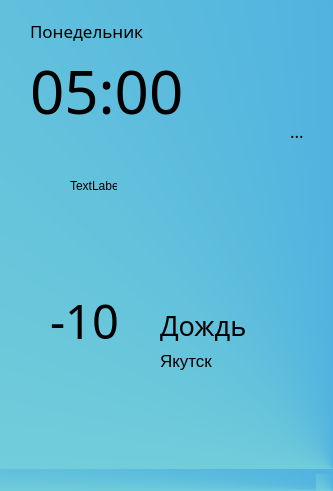
Qt form 5.ui (Animila/PyWeather) before a commit.
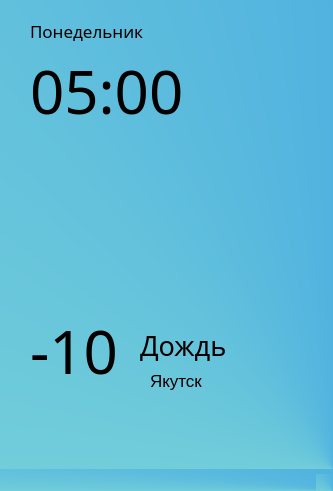
The same form after that commit. Icons and pictures are not drawn.

Diff of the .ui file:
```diff
--- a/5.ui
+++ b/5.ui
@@ -64,46 +64,8 @@
    <widget class="QLabel" name="label_2">
     <property name="geometry">
      <rect>
-      <x>290</x>
-      <y>120</y>
-      <width>41</width>
-      <height>21</height>
-     </rect>
-    </property>
-    <property name="font">
-     <font>
-      <family>Dubai Medium</family>
-      <pointsize>13</pointsize>
-     </font>
-    </property>
-    <property name="styleSheet">
-     <string notr="true">background-color: None;</string>
-    </property>
-    <property name="text">
-     <string>...</string>
-    </property>
-   </widget>
-   <widget class="QLabel" name="label_8">
-    <property name="geometry">
-     <rect>
-      <x>70</x>
-      <y>160</y>
-      <width>47</width>
-      <height>51</height>
-     </rect>
-    </property>
-    <property name="styleSheet">
-     <string notr="true">background-color: None;</string>
-    </property>
-    <property name="text">
-     <string>TextLabel</string>
-    </property>
-   </widget>
-   <widget class="QLabel" name="label_6">
-    <property name="geometry">
-     <rect>
-      <x>160</x>
-      <y>310</y>
+      <x>140</x>
+      <y>330</y>
       <width>91</width>
       <height>31</height>
      </rect>
@@ -124,16 +86,16 @@
    <widget class="QLabel" name="label_5">
     <property name="geometry">
      <rect>
-      <x>50</x>
-      <y>290</y>
-      <width>81</width>
-      <height>61</height>
+      <x>30</x>
+      <y>310</y>
+      <width>101</width>
+      <height>81</height>
      </rect>
     </property>
     <property name="font">
      <font>
       <family>Dubai Medium</family>
-      <pointsize>35</pointsize>
+      <pointsize>45</pointsize>
      </font>
     </property>
     <property name="styleSheet">
@@ -146,8 +108,8 @@
    <widget class="QLabel" name="label_7">
     <property name="geometry">
      <rect>
-      <x>160</x>
-      <y>350</y>
+      <x>150</x>
+      <y>370</y>
       <width>91</width>
       <height>21</height>
      </rect>
@@ -167,10 +129,10 @@
    <widget class="QLabel" name="label_4">
     <property name="geometry">
      <rect>
-      <x>120</x>
-      <y>180</y>
-      <width>111</width>
-      <height>111</height>
+      <x>100</x>
+      <y>140</y>
+      <width>151</width>
+      <height>141</height>
      </rect>
     </property>
     <property name="styleSheet">
```
Left out of the diff: 12 changed lines with no effect on the pictures.
